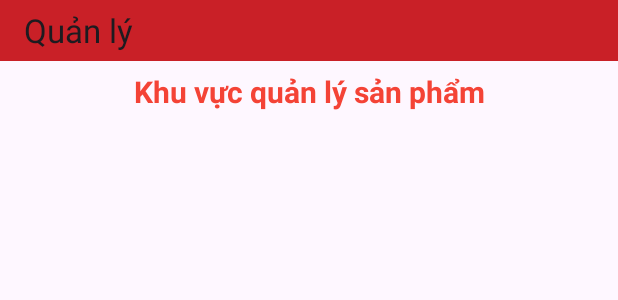
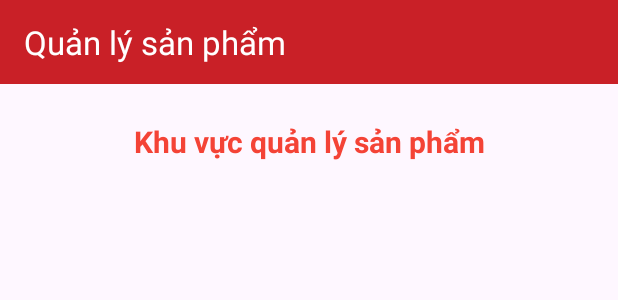
Before and after one commit to Nguyenx2/ShopAndroid, an Android app: the layout activity_quan_ly_san_pham.xml on its own in the app's theme, with its tools: preview values and no code run, on a phone screen of 412 x 824 dp. Shown: the top 300 px of the screen. Run offline under Robolectric (Android 15) with nearby library versions, the phone set to English and light mode, and no system bars.

Commit message:
Update 1/1/2024

```diff
--- a/app/src/main/java/com/example/shopapp/DangKyActivity.java
+++ b/app/src/main/java/com/example/shopapp/DangKyActivity.java
@@ -73,6 +73,7 @@ public class DangKyActivity extends AppCompatActivity {
         String confirmPassword = edtConfirmPassword.getText().toString().trim();
         if (email.length() > 0 && password.length() > 0 &&
             hoTen.length() > 0 && sdt.length() > 0 && confirmPassword.length() > 0){
+            if (password.length() >= 6){
                 if (password.equals(confirmPassword)){
                     auth.createUserWithEmailAndPassword(email, password)
                             .addOnCompleteListener(this, new OnCompleteListener<AuthResult>() {
@@ -118,6 +119,10 @@ public class DangKyActivity extends AppCompatActivity {
                     Toast.makeText(this, "Mật khẩu không khớp !", Toast.LENGTH_SHORT).show();
                 }
             } else {
+                Toast.makeText(this, "Mật khẩu phải tối thiểu 6 ký tự !", Toast.LENGTH_SHORT).show();
+            }
+
+        } else {
             Toast.makeText(this, "Vui lòng điền đầy đủ thông tin !", Toast.LENGTH_SHORT).show();
         }
 
--- a/app/src/main/java/com/example/shopapp/QuenMatKhauActivity.java
+++ b/app/src/main/java/com/example/shopapp/QuenMatKhauActivity.java
@@ -3,6 +3,7 @@ package com.example.shopapp;
 import androidx.annotation.NonNull;
 import androidx.appcompat.app.AppCompatActivity;
 
+import android.content.Intent;
 import android.os.Bundle;
 import android.view.View;
 import android.widget.Button;
@@ -41,6 +42,9 @@ public class QuenMatKhauActivity extends AppCompatActivity {
                                     if (task.isSuccessful()) {
                                         Toast.makeText(QuenMatKhauActivity.this,
                                                 "Vui lòng kiểm tra email của bạn !", Toast.LENGTH_SHORT).show();
+                                        Intent intent = new Intent(QuenMatKhauActivity.this, DangKyActivity.class);
+                                        startActivity(intent);
+                                        finish();
                                     }
                                 }
                             });
--- a/app/src/main/res/layout/activity_quan_ly_san_pham.xml
+++ b/app/src/main/res/layout/activity_quan_ly_san_pham.xml
@@ -1,32 +1,30 @@
 <?xml version="1.0" encoding="utf-8"?>
-<androidx.constraintlayout.widget.ConstraintLayout xmlns:android="http://schemas.android.com/apk/res/android"
+<LinearLayout xmlns:android="http://schemas.android.com/apk/res/android"
     xmlns:app="http://schemas.android.com/apk/res-auto"
     xmlns:tools="http://schemas.android.com/tools"
     android:layout_width="match_parent"
     android:layout_height="match_parent"
+    android:orientation="vertical"
     tools:context=".Activities.QuanLySanPhamActivity">
+    <androidx.appcompat.widget.Toolbar
+        android:id="@+id/tbQuanLySP"
+        android:layout_width="match_parent"
+        android:layout_height="?android:attr/actionBarSize"
+        android:background="#c92027"
+        app:title="Quản lý sản phẩm"
+        app:titleTextColor="#fff"/>
 
     <LinearLayout
         android:layout_width="match_parent"
         android:layout_height="match_parent"
         android:orientation="vertical"
-        android:weightSum="10"
-        tools:layout_editor_absoluteX="0dp"
-        tools:layout_editor_absoluteY="-31dp">
-
-        <androidx.appcompat.widget.Toolbar
-            android:id="@+id/tbQuanLySP"
-            android:layout_width="match_parent"
-            android:layout_height="0dp"
-            android:layout_weight="0.5"
-            android:background="#c92027"
-            app:title="Quản lý" />
+        android:weightSum="10">
 
         <TextView
             android:id="@+id/textView"
             android:layout_width="match_parent"
             android:layout_height="0dp"
-            android:layout_weight="0.5"
+            android:layout_weight="1"
             android:gravity="center"
             android:text="Khu vực quản lý sản phẩm"
             android:textColor="#F44336"
@@ -47,4 +45,4 @@
         </LinearLayout>
 
     </LinearLayout>
-</androidx.constraintlayout.widget.ConstraintLayout>
+</LinearLayout>
--- a/app/src/main/res/layout/activity_quen_mat_khau.xml
+++ b/app/src/main/res/layout/activity_quen_mat_khau.xml
@@ -8,7 +8,10 @@
     <ProgressBar
         android:id="@+id/progressBar"
         android:layout_width="match_parent"
-        android:layout_height="match_parent" />
+        android:layout_height="match_parent"
+        android:background="#4C4947"
+        android:indeterminate="true"
+        android:indeterminateTint="#fff"/>
     <LinearLayout
         android:layout_width="match_parent"
         android:layout_height="match_parent"
@@ -26,6 +29,7 @@
             android:layout_width="match_parent"
             android:layout_height="wrap_content"
             android:hint="Nhập vào tài khoản email ..."
+            android:inputType="textEmailAddress"
             android:textSize="20sp"/>
         <Button
             android:id="@+id/btn_gui"
--- a/app/src/main/res/layout/fragment_cart.xml
+++ b/app/src/main/res/layout/fragment_cart.xml
@@ -5,6 +5,12 @@
     android:layout_height="match_parent"
     xmlns:app="http://schemas.android.com/apk/res-auto"
     tools:context=".Fragments.GioHangFragment">
+    <ProgressBar
+        android:id="@+id/progressBar"
+        android:layout_width="match_parent"
+        android:layout_height="match_parent"
+        android:background="#6A6360"
+        android:visibility="invisible"/>
 
     <!-- TODO: Update blank fragment layout -->
     <LinearLayout
--- a/app/src/main/res/layout/gv_san_pham.xml
+++ b/app/src/main/res/layout/gv_san_pham.xml
@@ -17,7 +17,7 @@
     <TextView
         android:id="@+id/tvTenSP"
         android:layout_width="match_parent"
-        android:layout_height="wrap_content"
+        android:layout_height="50dp"
         android:ellipsize="end"
         android:maxLines="2"
         android:text='Tên sản phẩm'
--- a/app/src/main/res/menu/toolbar_menu_thongke.xml
+++ b/app/src/main/res/menu/toolbar_menu_thongke.xml
@@ -2,11 +2,11 @@
 <menu xmlns:android="http://schemas.android.com/apk/res/android"
     xmlns:app="http://schemas.android.com/apk/res-auto">
     <item
-        android:id="@+id/soLuongBanChay"
-        android:title="Danh sách sản phẩm có số lượng bán chạy"
+        android:id="@+id/soLuongDaBan"
+        android:title="Sắp xếp theo số lượng đã bán"
         />
     <item
         android:id="@+id/doanhThuCaoNhat"
-        android:title="Danh sách sản phẩm có doanh thu cao"
+        android:title="Sắp xếp theo doanh thu"
         />
 </menu>
```
Also changed, not shown: app/src/main/java/com/example/shopapp/Activities/QuanLySanPhamActivity.java (+0 -18 lines), app/src/main/java/com/example/shopapp/Activities/ThongKeActivity.java (+4 -4 lines), app/src/main/java/com/example/shopapp/Adapters/SanPhamDaMuaAdapter.java (+15 -0 lines), app/src/main/java/com/example/shopapp/Fragments/GioHangFragment.java (+66 -36 lines), app/src/main/java/com/example/shopapp/Fragments/HomeFragment.java (+7 -24 lines), app/src/main/res/layout/fragment_home.xml (+5 -4 lines), app/src/main/res/menu/menu_popup.xml (deleted, +0 -15 lines), app/src/main/res/menu/toolbar_menu_qlsp.xml (+10 -4 lines). Lines whose indentation alone changed are shown as unchanged.
